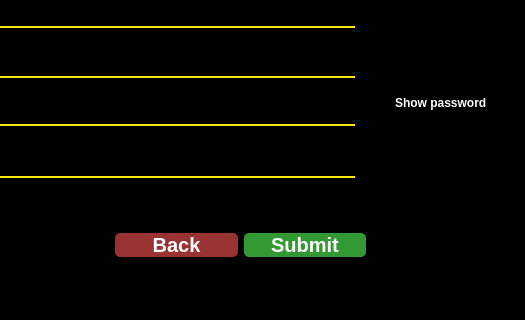
This is untitled/register.ui in MohamadKhavaran/M2-Massenger as Qt 5 draws it before an edit; both pictures show x 275 to 800 and y 280 to 600 of the 800 by 600 pixel window. The edited form follows.
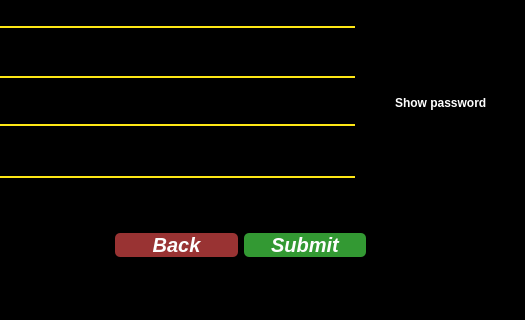
This is the edited form. Icons and pictures are not drawn.

```diff
--- a/untitled/register.ui
+++ b/untitled/register.ui
@@ -24,7 +24,7 @@
    </property>
    <property name="styleSheet">
     <string notr="true">background-color:	rgb(0, 0, 0);
-</string>
+color:white;</string>
    </property>
    <widget class="QLabel" name="label_2">
     <property name="geometry">
@@ -436,6 +436,7 @@
        <property name="font">
         <font>
          <pointsize>15</pointsize>
+         <italic>true</italic>
          <bold>true</bold>
         </font>
        </property>
@@ -471,6 +472,7 @@
        <property name="font">
         <font>
          <pointsize>15</pointsize>
+         <italic>true</italic>
          <bold>true</bold>
         </font>
        </property>
```
